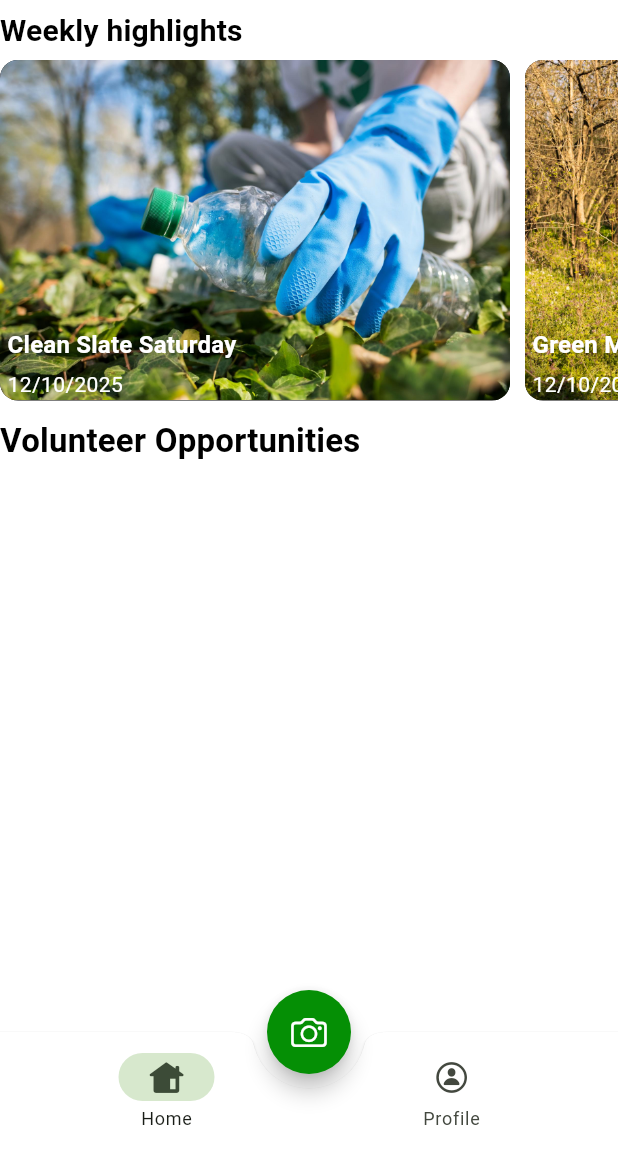
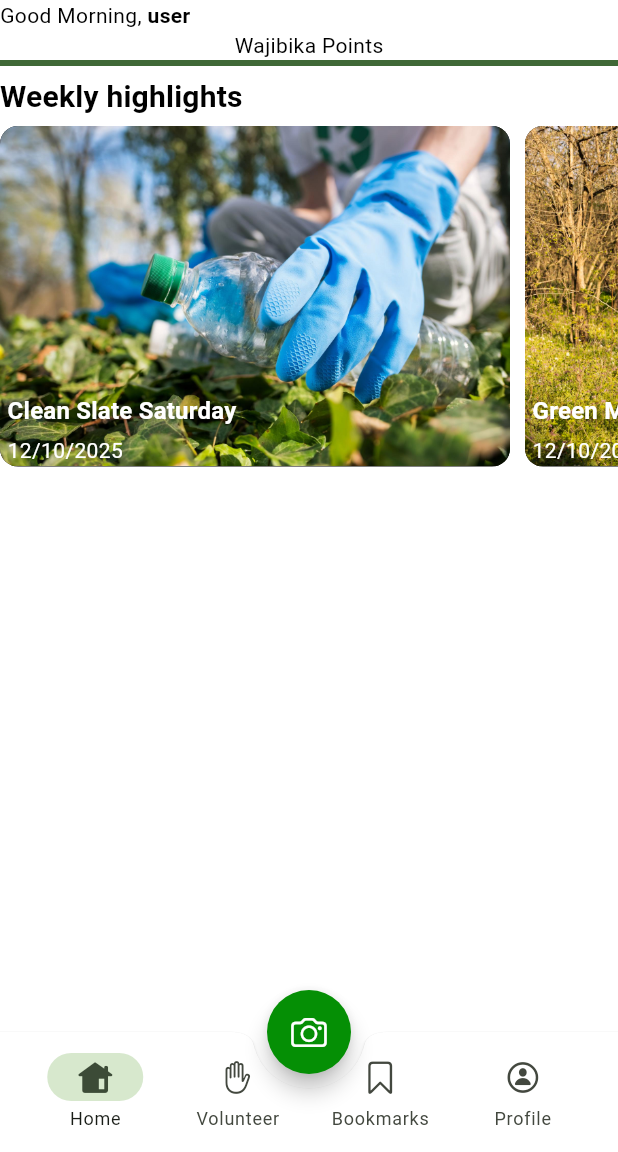
Before and after one commit to H-Munene/Wajibika_Mobile, a Flutter app: the HomePage screen opened directly, on a phone screen of 412 x 824 dp, the part 84-1236 px from its top. Run offline on Flutter 3.47's test engine with Material 3 defaults, Android fonts, the phone set to English and light mode, and no system bars; our stand-ins replace bloc, cherry_toast, fluentui_system_icons, flutter_bloc, flutter_heatmap_calendar, font_awesome_flutter and 7 more; accounts and stored records are empty; project files that could hold a hidden picture were left out.

Commit message:
update: new pages in navbar

```diff
--- a/lib/core/utils/dimensions.dart
+++ b/lib/core/utils/dimensions.dart
@@ -6,10 +6,16 @@ class AppDimensions {
   static BorderRadius focussedCircleBorderRadius = BorderRadius.circular(12);
   static BorderRadius bottomSheetCircleBorderRadius = BorderRadius.circular(15);
 
+static EdgeInsets pagePadding = const EdgeInsets.symmetric(
+    vertical: 3,
+    horizontal: 17,
+  );
+
   static EdgeInsets bottomSheetPadding = const EdgeInsets.symmetric(
     vertical: 5,
     horizontal: 15,
   );
+
   static const EdgeInsets textfieldVerticalSpacing = EdgeInsets.symmetric(
     vertical: 10,
   );
--- a/lib/main.dart
+++ b/lib/main.dart
@@ -6,19 +6,21 @@ import 'package:bloc_clean_arch/presentation/bloc/report_media/media_bloc.dart';
 import 'package:bloc_clean_arch/presentation/bloc/profile_media/profile_media_bloc.dart';
 import 'package:bloc_clean_arch/presentation/pages/auth/pages.dart';
 import 'package:bloc_clean_arch/presentation/providers/user_provider.dart';
+import 'package:flutter/foundation.dart';
 import 'package:flutter_bloc/flutter_bloc.dart';
 import 'package:hydrated_bloc/hydrated_bloc.dart';
 import 'package:path_provider/path_provider.dart';
 import 'package:provider/provider.dart';
 import 'package:flutter/material.dart';
+import 'package:path_provider/path_provider.dart';
 
 void main() async {
   WidgetsFlutterBinding.ensureInitialized();
   Bloc.observer = AppBlocObserver();
   HydratedBloc.storage = await HydratedStorage.build(
-    storageDirectory: HydratedStorageDirectory(
-      (await getTemporaryDirectory()).path,
-    ),
+    storageDirectory: kIsWeb
+        ? HydratedStorageDirectory.web
+        : HydratedStorageDirectory((await getTemporaryDirectory()).path),
   );
   await init();
 
--- a/lib/presentation/bloc/auth/auth_bloc.dart
+++ b/lib/presentation/bloc/auth/auth_bloc.dart
@@ -1,6 +1,5 @@
 import 'package:bloc_clean_arch/domain/usecases/already_signed_in.dart';
 import 'package:bloc_clean_arch/domain/usecases/signout_usecase_impl.dart';
-import 'package:bloc_clean_arch/presentation/bloc/profile_media/profile_media_bloc.dart';
 import 'package:bloc_clean_arch/presentation/providers/user_provider.dart';
 import 'package:flutter/material.dart';
 import 'dart:async';
--- a/lib/presentation/bloc/report_media/media_bloc.dart
+++ b/lib/presentation/bloc/report_media/media_bloc.dart
@@ -30,7 +30,6 @@ class MediaBloc extends Bloc<MediaEvent, MediaState> {
   // Primarily checks if there is already a selected image in the current state
   // If no image is selected by the user when there is an already selected image
   // the already present image is retained
-  // couldn't think of a better name😭😭
   Future<void> _processImageSelection(
     Emitter<MediaState> emit,
     ImageSource source,
--- a/lib/presentation/pages/auth/home.dart
+++ b/lib/presentation/pages/auth/home.dart
@@ -76,6 +76,16 @@ class _HomePageState extends State<HomePage> {
             ),
 
             NavigationDestination(
+              icon: Icon(CupertinoIcons.hand_raised),
+              label: 'Volunteer',
+              selectedIcon: Icon(CupertinoIcons.hand_raised_fill),
+            ),
+            NavigationDestination(
+              icon: Icon(CupertinoIcons.bookmark),
+              label: 'Bookmarks',
+              selectedIcon: Icon(CupertinoIcons.bookmark_fill),
+            ),
+            NavigationDestination(
               icon: Icon(CupertinoIcons.person_circle),
               label: 'Profile',
               selectedIcon: Icon(CupertinoIcons.person_circle_fill),
--- a/lib/presentation/pages/auth/screens/home_feed.dart
+++ b/lib/presentation/pages/auth/screens/home_feed.dart
@@ -1,9 +1,9 @@
+import 'package:bloc_clean_arch/presentation/providers/user_provider.dart';
+import 'package:bloc_clean_arch/presentation/widgets/custom_richtext.dart';
+import 'package:flutter/material.dart';
 import 'package:bloc_clean_arch/core/utils/app_assets.dart';
-import 'package:bloc_clean_arch/presentation/bloc/profile_media/profile_media_bloc.dart';
 import 'package:bloc_clean_arch/presentation/widgets/weekly_highlight_card.dart';
-import 'package:bloc_clean_arch/presentation/widgets/widgets.dart';
-import 'package:flutter/material.dart';
-import 'package:flutter_bloc/flutter_bloc.dart';
+import 'package:provider/provider.dart';
 
 class HomeFeed extends StatefulWidget {
   const HomeFeed({super.key});
@@ -23,10 +23,33 @@ class _HomeFeedState extends State<HomeFeed> {
   @override
   Widget build(BuildContext context) {
     final textTheme = Theme.of(context).textTheme;
+    // final username = context.read<UserProvider>().userModel.username;
 
-    return Column(
+    return SingleChildScrollView(
+      physics: const ClampingScrollPhysics(),
+      child: Column(
         crossAxisAlignment: CrossAxisAlignment.start,
         children: [
+          // TODO: welcome user  -> use rich text
+          Column(
+            children: [
+              Row(
+                children: [
+                  const Text('Good Morning, '),
+                  Text(
+                    'user',
+                    style: const TextStyle(fontWeight: FontWeight.bold),
+                  ),
+                ],
+              ),
+
+              // Wajibika points
+              Text('Wajibika Points'),
+              // TODO: gauge range
+              LinearProgressIndicator(value: 14),
+            ],
+          ),
+          // tackled projects highlights
           Padding(
             padding: const EdgeInsetsDirectional.symmetric(vertical: 5),
             child: Text(
@@ -35,7 +58,6 @@ class _HomeFeedState extends State<HomeFeed> {
             ),
           ),
 
-        // weekly highlights
           SizedBox(
             height: 227,
             child: ListView.separated(
@@ -52,10 +74,7 @@ class _HomeFeedState extends State<HomeFeed> {
           ),
 
           //volunteer oportunities
-        Padding(
-          padding: const EdgeInsetsDirectional.symmetric(vertical: 10),
-          child: Text('Volunteer Opportunities', style: textTheme.titleMedium),
-        ),
+
           // user feed
           //tabs : pending, volunteer, completed,
           //pending, ->
@@ -68,6 +87,7 @@ class _HomeFeedState extends State<HomeFeed> {
           // image with di
           //
         ],
+      ),
     );
   }
 }
--- a/lib/presentation/pages/auth/screens/profile/profile.dart
+++ b/lib/presentation/pages/auth/screens/profile/profile.dart
@@ -150,7 +150,6 @@ class _ProfilePageState extends State<ProfilePage> {
                     // remove the profile picture when user logs out since when
                     // a different user logs in the other user's profile
                     // picture is retained by hydrated bloc
-
                     // TODO: save the profile picture in db to restore it on login
                     context.read<ProfileMediaBloc>().add(
                       ProfileMediaRemoveCurrentProfilePictureEvent(),
--- a/lib/presentation/widgets/custom_richtext.dart
+++ b/lib/presentation/widgets/custom_richtext.dart
@@ -28,7 +28,7 @@ class CustomRichText extends StatelessWidget {
         children: [
           TextSpan(
             text: highlightedText,
-            style: TextStyle(color: AppColors.richTextHighlight),
+            style: const TextStyle(color: AppColors.richTextHighlight),
           ),
         ],
       ),
```
Lines whose indentation alone changed are shown as unchanged.
